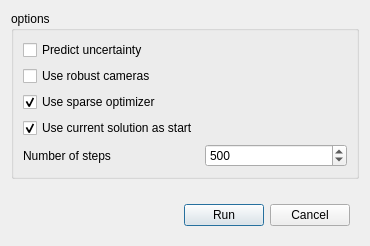
Old version of the form libs/gui/sparsesolverconfigdialog.ui in the repository french-paragon/steviapp.
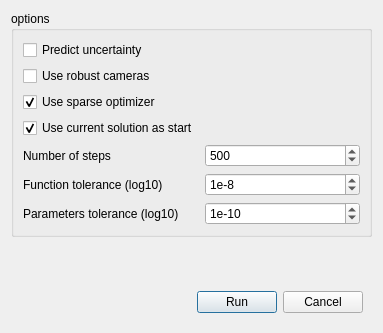
New version of the form. Custom widgets are drawn as their Qt base class.

Commit message: Add input for func and param tolerance in optimizer

```diff
--- a/libs/gui/sparsesolverconfigdialog.ui
+++ b/libs/gui/sparsesolverconfigdialog.ui
@@ -6,8 +6,8 @@
    <rect>
     <x>0</x>
     <y>0</y>
-    <width>370</width>
-    <height>246</height>
+    <width>383</width>
+    <height>333</height>
    </rect>
   </property>
   <property name="sizePolicy">
@@ -86,6 +86,52 @@
         </property>
        </widget>
       </item>
+      <item row="5" column="1">
+       <widget class="QSpinBox" name="funcTolBox">
+        <property name="prefix">
+         <string>1e</string>
+        </property>
+        <property name="minimum">
+         <number>-12</number>
+        </property>
+        <property name="maximum">
+         <number>1</number>
+        </property>
+        <property name="value">
+         <number>-8</number>
+        </property>
+       </widget>
+      </item>
+      <item row="6" column="1">
+       <widget class="QSpinBox" name="paramTolBox">
+        <property name="prefix">
+         <string>1e</string>
+        </property>
+        <property name="minimum">
+         <number>-14</number>
+        </property>
+        <property name="maximum">
+         <number>1</number>
+        </property>
+        <property name="value">
+         <number>-10</number>
+        </property>
+       </widget>
+      </item>
+      <item row="5" column="0">
+       <widget class="QLabel" name="label_2">
+        <property name="text">
+         <string>Function tolerance (log10)</string>
+        </property>
+       </widget>
+      </item>
+      <item row="6" column="0">
+       <widget class="QLabel" name="label_3">
+        <property name="text">
+         <string>Parameters tolerance (log10)</string>
+        </property>
+       </widget>
+      </item>
      </layout>
     </widget>
    </item>
```
The commit also changes 5 other files.
